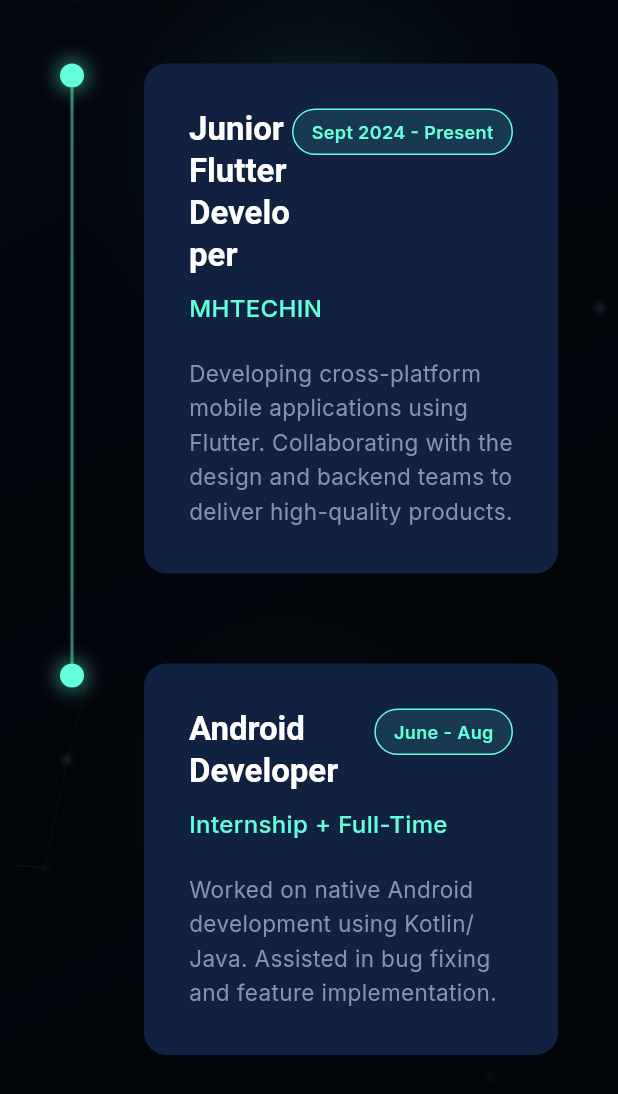
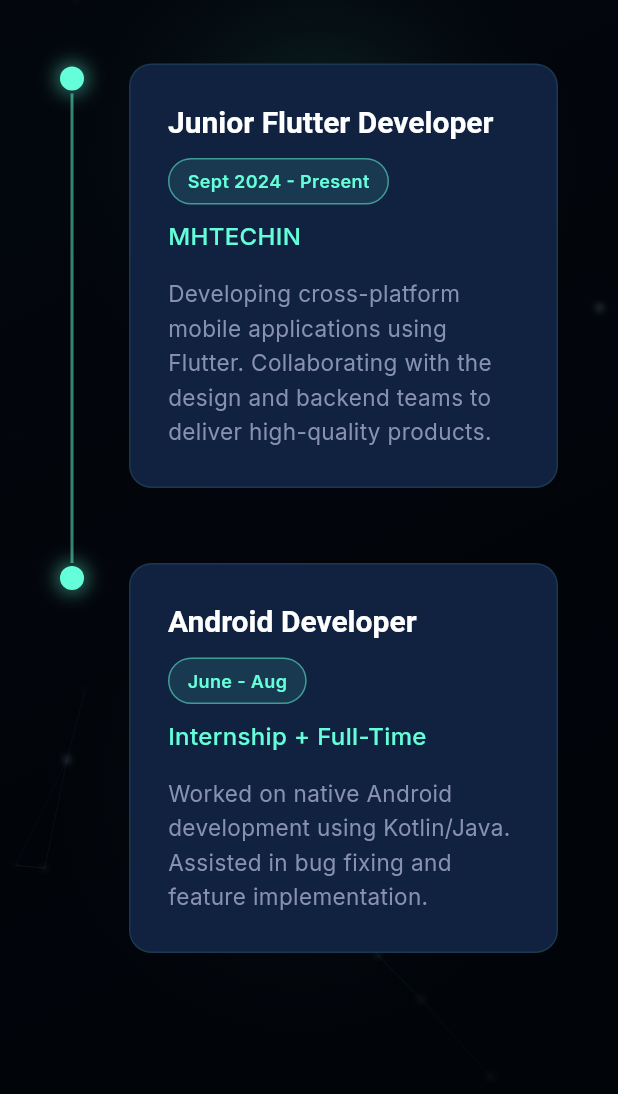
Before and after one commit to Shivrajpandit/portfolio, a Flutter app: the screen it shows after launch, scrolled down 3456 dp, on a phone screen of 412 x 824 dp, the part 142-1236 px from its top. Run offline on Flutter 3.47's test engine with Material 3 defaults, Android fonts, the phone set to English and light mode, and no system bars; our stand-ins replace font_awesome_flutter, go_router, google_fonts.

Commit message:
the update the experience

```diff
--- a/portfolio_web/lib/features/experience/presentation/experience_screen.dart
+++ b/portfolio_web/lib/features/experience/presentation/experience_screen.dart
@@ -62,14 +62,29 @@ class _ExperienceTimelineItem extends StatelessWidget {
 
   @override
   Widget build(BuildContext context) {
-    return IntrinsicHeight(
+    return Stack(
+      children: [
+        // Vertical Timeline Line
+        if (!isLast)
+          Positioned(
+            left: 7, // Centered under the 16px dot
+            top: 20, // Start below the dot
+            bottom: 0, // Extend to the bottom of the item
+            child: Container(
+              width: 2,
+              color: AppTheme.primaryColor.withOpacity(0.5),
+            ),
+          ),
+        Padding(
+          padding: const EdgeInsets.only(bottom: 50.0), // Spacing between items
           child: Row(
             crossAxisAlignment: CrossAxisAlignment.start,
             children: [
-          // Timeline Line and Dot
-          Column(
-            children: [
+              // Timeline Dot
               Container(
+                margin: const EdgeInsets.only(
+                  top: 2,
+                ), // Align with first line of text
                 width: 16,
                 height: 16,
                 decoration: BoxDecoration(
@@ -84,39 +99,56 @@ class _ExperienceTimelineItem extends StatelessWidget {
                   ],
                 ),
               ),
-              if (!isLast)
+              const SizedBox(width: 30),
+              // Content Card
               Expanded(
                 child: Container(
-                    width: 2,
-                    color: AppTheme.primaryColor.withOpacity(0.5),
-                  ),
-                ),
-            ],
-          ),
-          const SizedBox(width: 40),
-          // Content Card
-          Expanded(
-            child: Padding(
-              padding: const EdgeInsets.only(
-                bottom: 60.0,
-              ), // Spacing between items
-              child: Container(
-                padding: const EdgeInsets.all(30),
+                  padding: const EdgeInsets.all(25),
                   decoration: BoxDecoration(
                     color: const Color(0xFF112240), // Card color
                     borderRadius: BorderRadius.circular(15),
+                    border: Border.all(
+                      color: AppTheme.primaryColor.withOpacity(0.1),
+                    ),
                   ),
                   child: Column(
                     crossAxisAlignment: CrossAxisAlignment.start,
+                    mainAxisSize: MainAxisSize.min,
                     children: [
-                    Row(
-                      mainAxisAlignment: MainAxisAlignment.spaceBetween,
+                      // Header: Role and Period
+                      LayoutBuilder(
+                        builder: (context, constraints) {
+                          bool isNarrow = constraints.maxWidth < 450;
+                          return isNarrow
+                              ? Column(
+                                  crossAxisAlignment: CrossAxisAlignment.start,
+                                  children: [
+                                    Text(
+                                      experience['role'],
+                                      style: Theme.of(context)
+                                          .textTheme
+                                          .titleLarge
+                                          ?.copyWith(
+                                            color: Colors.white,
+                                            fontWeight: FontWeight.bold,
+                                            fontSize: 20,
+                                          ),
+                                    ),
+                                    const SizedBox(height: 12),
+                                    _buildPeriodBadge(experience['period']),
+                                  ],
+                                )
+                              : Row(
+                                  mainAxisAlignment:
+                                      MainAxisAlignment.spaceBetween,
                                   crossAxisAlignment: CrossAxisAlignment.start,
                                   children: [
                                     Expanded(
                                       child: Text(
                                         experience['role'],
-                            style: Theme.of(context).textTheme.titleLarge
+                                        style: Theme.of(context)
+                                            .textTheme
+                                            .titleLarge
                                             ?.copyWith(
                                               color: Colors.white,
                                               fontWeight: FontWeight.bold,
@@ -124,26 +156,11 @@ class _ExperienceTimelineItem extends StatelessWidget {
                                             ),
                                       ),
                                     ),
-                        Container(
-                          padding: const EdgeInsets.symmetric(
-                            horizontal: 12,
-                            vertical: 6,
-                          ),
-                          decoration: BoxDecoration(
-                            color: AppTheme.primaryColor.withOpacity(0.1),
-                            borderRadius: BorderRadius.circular(20),
-                            border: Border.all(color: AppTheme.primaryColor),
-                          ),
-                          child: Text(
-                            experience['period'],
-                            style: const TextStyle(
-                              color: AppTheme.primaryColor,
-                              fontWeight: FontWeight.w600,
-                              fontSize: 12,
-                            ),
-                          ),
-                        ),
+                                    const SizedBox(width: 16),
+                                    _buildPeriodBadge(experience['period']),
                                   ],
+                                );
+                        },
                       ),
                       const SizedBox(height: 10),
                       Text(
@@ -154,7 +171,7 @@ class _ExperienceTimelineItem extends StatelessWidget {
                           fontWeight: FontWeight.w500,
                         ),
                       ),
-                    const SizedBox(height: 20),
+                      const SizedBox(height: 15),
                       Text(
                         experience['description'],
                         style: const TextStyle(
@@ -167,8 +184,28 @@ class _ExperienceTimelineItem extends StatelessWidget {
                   ),
                 ),
               ),
+            ],
+          ),
         ),
       ],
+    );
+  }
+
+  Widget _buildPeriodBadge(String period) {
+    return Container(
+      padding: const EdgeInsets.symmetric(horizontal: 12, vertical: 6),
+      decoration: BoxDecoration(
+        color: AppTheme.primaryColor.withOpacity(0.1),
+        borderRadius: BorderRadius.circular(20),
+        border: Border.all(color: AppTheme.primaryColor.withOpacity(0.5)),
+      ),
+      child: Text(
+        period,
+        style: const TextStyle(
+          color: AppTheme.primaryColor,
+          fontWeight: FontWeight.w600,
+          fontSize: 12,
+        ),
       ),
     );
   }
```
Lines whose indentation alone changed are shown as unchanged.
